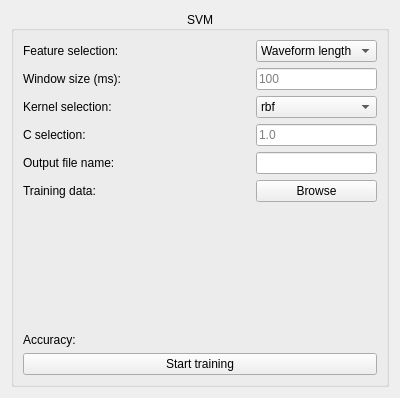
This is designer/svm_train_config.ui in pulp-bio/biogui as Qt 5 draws it before an edit. The edited form follows.
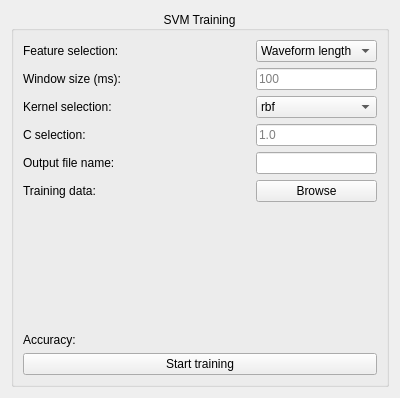
This is the edited form.

```diff
--- a/designer/svm_train_config.ui
+++ b/designer/svm_train_config.ui
@@ -17,7 +17,7 @@
    <item>
     <widget class="QGroupBox" name="svmGroupBox">
      <property name="title">
-      <string>SVM</string>
+      <string>SVM Training</string>
      </property>
      <property name="alignment">
       <set>Qt::AlignCenter</set>
```
